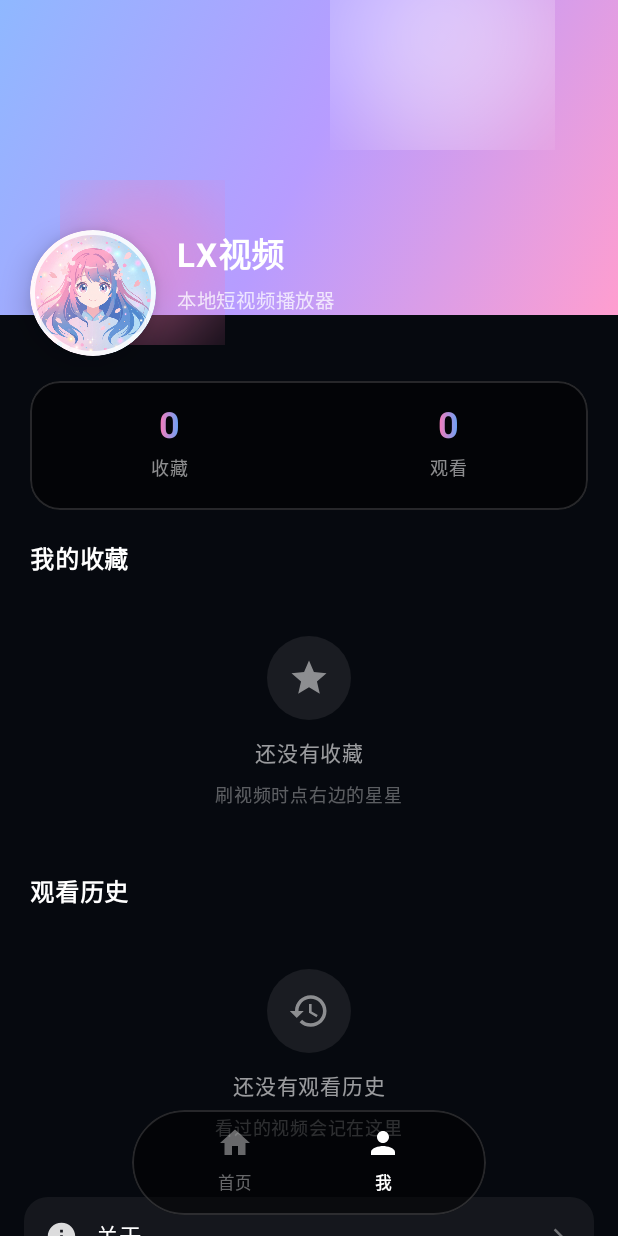
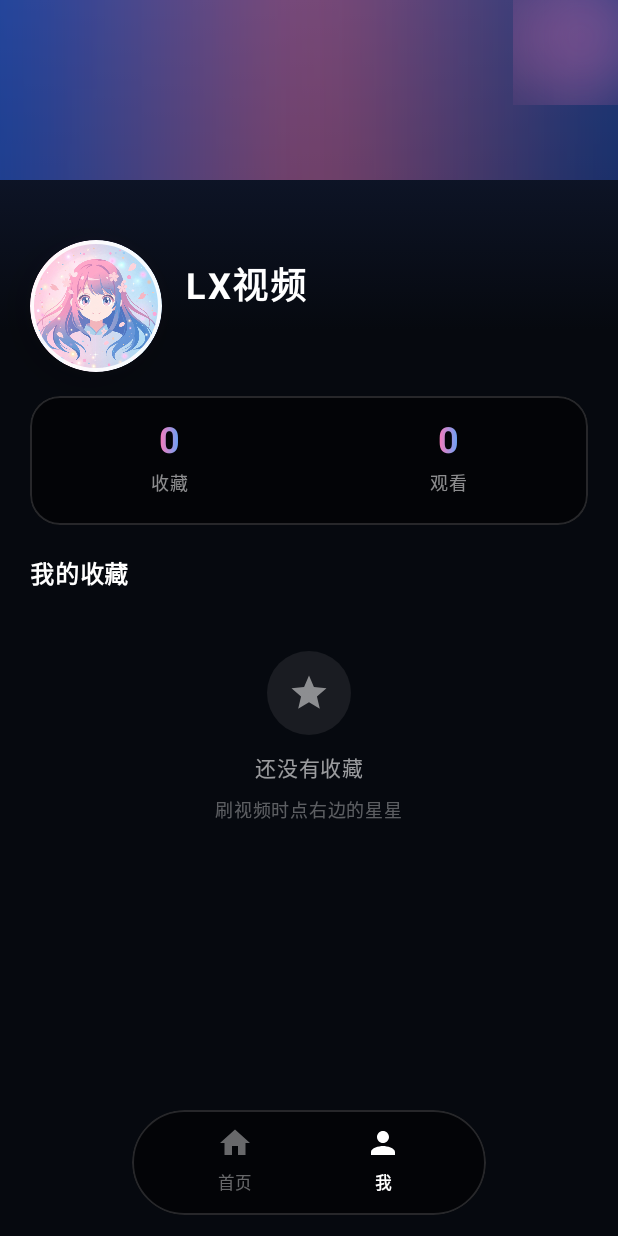
Before and after one commit to lyrnoxfan/lx-video, an Android app built with Jetpack Compose: the screen it shows after launch (MainActivity), after a tap on an icon or button, on a phone screen of 412 x 824 dp. Run offline under Robolectric (Android 15) with nearby library versions, the phone set to English and light mode, and no system bars.

Commit message:
v1.8.2: UI 优化
- 首页顶栏去掉 LX视频 文字
- 抽屉菜单美化（图标底、胶囊状态、装饰线），删除观看历史/关于
- 收藏弹窗去掉历史标签页
- 我页：删除本地短视频播放器副标题、观看历史、关于
- 我页头图重做：深色极光渐变替代旧粉蓝 flat 设计

```diff
--- a/app/build.gradle.kts
+++ b/app/build.gradle.kts
@@ -11,8 +11,8 @@ android {
         applicationId = "com.lyrnox.lxvideo"
         minSdk = 26
         targetSdk = 36
-        versionCode = 12
-        versionName = "1.8.1"
+        versionCode = 13
+        versionName = "1.8.2"
         // 注意: 密码直接 baked 进 APK（用户明确要求免登录）。
         // APK 和本仓库必须保持私有，不得公开或转发。
         buildConfigField("String", "PD_SERVER", "\"http://3.0.203.160:8080\"")
--- a/app/src/main/java/com/lyrnox/lxvideo/ui/MeScreen.kt
+++ b/app/src/main/java/com/lyrnox/lxvideo/ui/MeScreen.kt
@@ -4,7 +4,6 @@ import android.os.Build
 import androidx.compose.foundation.Image
 import androidx.compose.foundation.background
 import androidx.compose.foundation.border
-import androidx.compose.foundation.clickable
 import androidx.compose.foundation.layout.Box
 import androidx.compose.foundation.layout.Column
 import androidx.compose.foundation.layout.Row
@@ -19,25 +18,20 @@ import androidx.compose.foundation.layout.statusBarsPadding
 import androidx.compose.foundation.layout.width
 import androidx.compose.foundation.lazy.LazyColumn
 import androidx.compose.foundation.shape.CircleShape
-import androidx.compose.foundation.shape.RoundedCornerShape
 import androidx.compose.material.icons.Icons
-import androidx.compose.material.icons.filled.ChevronRight
-import androidx.compose.material.icons.filled.History
-import androidx.compose.material.icons.filled.Info
 import androidx.compose.material.icons.filled.Star
 import androidx.compose.material3.Icon
 import androidx.compose.material3.Text
 import androidx.compose.runtime.Composable
 import androidx.compose.runtime.collectAsState
 import androidx.compose.runtime.getValue
-import androidx.compose.runtime.mutableStateOf
 import androidx.compose.runtime.remember
-import androidx.compose.runtime.setValue
 import androidx.compose.ui.Alignment
 import androidx.compose.ui.Modifier
 import androidx.compose.ui.draw.blur
 import androidx.compose.ui.draw.clip
 import androidx.compose.ui.draw.shadow
+import androidx.compose.ui.graphics.Brush
 import androidx.compose.ui.graphics.Color
 import androidx.compose.ui.layout.ContentScale
 import androidx.compose.ui.platform.LocalContext
@@ -50,12 +44,10 @@ import com.lyrnox.lxvideo.R
 import com.lyrnox.lxvideo.data.VideoItem
 import com.lyrnox.lxvideo.data.VideoStore
 import com.lyrnox.lxvideo.ui.theme.Blue
-import com.lyrnox.lxvideo.ui.theme.MeHeaderBrush
 import com.lyrnox.lxvideo.ui.theme.Pink
 import com.lyrnox.lxvideo.ui.theme.PinkBlueBrush
 import com.lyrnox.lxvideo.ui.theme.glassDark
 import com.lyrnox.lxvideo.util.fmtSize
-import com.lyrnox.lxvideo.util.fmtTime
 
 /**
  * 「我」页面：粉蓝渐变头图 + 毛玻璃统计卡 + 圆角卡片列表。
@@ -70,32 +62,56 @@ fun MeScreen(
     val store = remember(ctx) { VideoStore.get(ctx) }
     val favIds by remember { store.favorites() }.collectAsState(initial = emptyList())
     val hist by remember { store.history() }.collectAsState(initial = emptyList())
-    var showAbout by remember { mutableStateOf(false) }
 
     LazyColumn(
         modifier = Modifier.fillMaxSize()
             .background(Color(0xFF06090F)),
     ) {
-        // 头图：粉蓝渐变 + 柔光色块
+        // 头图：深色极光渐变 + 柔光
         item {
             Box(
                 modifier = Modifier.fillMaxWidth()
-                    .height(210.dp)
-                    .background(MeHeaderBrush),
+                    .height(220.dp)
+                    .background(
+                        Brush.verticalGradient(
+                            listOf(
+                                Color(0xFF1A2340),
+                                Color(0xFF0E1528),
+                                Color(0xFF06090F),
+                            ),
+                        ),
+                    ),
             ) {
-                // 装饰柔光（Android 12+ 硬件模糊，低版本直接跳过）
+                // 极光色带：粉蓝柔光（Android 12+ 硬件模糊）
                 if (Build.VERSION.SDK_INT >= Build.VERSION_CODES.S) {
                     Box(
-                        Modifier.size(150.dp)
-                            .offset(x = 220.dp, y = (-50).dp)
-                            .blur(60.dp)
-                            .background(Color.White.copy(alpha = 0.45f), CircleShape),
+                        Modifier.fillMaxWidth()
+                            .height(120.dp)
+                            .blur(50.dp)
+                            .background(
+                                Brush.horizontalGradient(
+                                    listOf(
+                                        Blue.copy(alpha = 0.55f),
+                                        Pink.copy(alpha = 0.45f),
+                                        Blue.copy(alpha = 0.35f),
+                                    ),
+                                ),
+                            ),
                     )
+                    // 右上柔光点缀
                     Box(
-                        Modifier.size(110.dp)
-                            .offset(x = 40.dp, y = 120.dp)
-                            .blur(50.dp)
-                            .background(Pink.copy(alpha = 0.5f), CircleShape),
+                        Modifier.size(90.dp)
+                            .align(Alignment.TopEnd)
+                            .offset(x = 20.dp, y = (-20).dp)
+                            .blur(40.dp)
+                            .background(Pink.copy(alpha = 0.35f), CircleShape),
+                    )
+                } else {
+                    // 低版本降级：静态渐变条
+                    Box(
+                        modifier = Modifier.fillMaxWidth()
+                            .height(90.dp)
+                            .background(PinkBlueBrush.copy(alpha = 0.35f)),
                     )
                 }
                 // 头像 + 昵称
@@ -108,27 +124,22 @@ fun MeScreen(
                     Image(
                         painter = painterResource(R.drawable.avatar),
                         contentDescription = "头像",
-                        modifier = Modifier.size(84.dp)
-                            .shadow(12.dp, CircleShape)
+                        modifier = Modifier.size(88.dp)
+                            .shadow(16.dp, CircleShape, ambientColor = Pink.copy(alpha = 0.4f))
                             .clip(CircleShape)
-                            .border(3.dp, Color.White.copy(alpha = 0.85f), CircleShape),
+                            .border(2.5.dp, Color.White.copy(alpha = 0.9f), CircleShape),
                         contentScale = ContentScale.Crop,
                     )
-                    Spacer(Modifier.width(14.dp))
+                    Spacer(Modifier.width(16.dp))
                     Column(
-                        modifier = Modifier.padding(bottom = 26.dp),
+                        modifier = Modifier.padding(bottom = 30.dp),
                     ) {
                         Text(
                             "LX视频",
                             color = Color.White,
-                            fontSize = 22.sp,
+                            fontSize = 24.sp,
                             fontWeight = FontWeight.Bold,
-                        )
-                        Spacer(Modifier.size(2.dp))
-                        Text(
-                            "本地短视频播放器",
-                            color = Color.White.copy(alpha = 0.75f),
-                            fontSize = 13.sp,
+                            letterSpacing = 1.sp,
                         )
                     }
                 }
@@ -172,71 +183,8 @@ fun MeScreen(
             }
         }
 
-        // 观看历史
-        item { SectionTitle("观看历史") }
-        val hs = hist.mapNotNull { h -> videos.find { it.id == h.id }?.let { it to h } }
-        if (hs.isEmpty()) {
-            item {
-                EmptyHint(
-                    text = "还没有观看历史",
-                    subtitle = "看过的视频会记在这里",
-                    icon = Icons.Filled.History,
-                )
-            }
-        } else {
-            items(hs.size) { i ->
-                val (v, h) = hs[i]
-                val sub = buildString {
-                    append(fmtTime(h.ts))
-                    if (h.pos > 5000) append("  ·  看到 ${fmtMs(h.pos)}")
-                }
-                VideoEntryRow(
-                    title = v.name,
-                    subtitle = sub,
-                    onClick = { onPickVideo(v.id) },
-                )
-            }
-        }
-
-        // 关于
-        item {
-            Row(
-                modifier = Modifier.fillMaxWidth()
-                    .padding(horizontal = 16.dp, vertical = 6.dp)
-                    .clip(RoundedCornerShape(16.dp))
-                    .background(Color.White.copy(alpha = 0.06f))
-                    .clickable { showAbout = true }
-                    .padding(horizontal = 14.dp, vertical = 14.dp),
-                verticalAlignment = Alignment.CenterVertically,
-            ) {
-                Icon(
-                    Icons.Filled.Info,
-                    null,
-                    tint = Color.White.copy(alpha = 0.85f),
-                    modifier = Modifier.size(22.dp),
-                )
-                Spacer(Modifier.width(12.dp))
-                Text(
-                    "关于",
-                    color = Color.White,
-                    fontSize = 15.sp,
-                    fontWeight = FontWeight.Medium,
-                    modifier = Modifier.weight(1f),
-                )
-                Icon(
-                    Icons.Filled.ChevronRight,
-                    null,
-                    tint = Color.White.copy(alpha = 0.4f),
-                    modifier = Modifier.size(20.dp),
-                )
-            }
-        }
         // 底部悬浮导航预留
         item { Spacer(Modifier.height(110.dp)) }
-    }
-
-    if (showAbout) {
-        AboutDialog(onDismiss = { showAbout = false })
     }
 }
 
--- a/app/src/main/java/com/lyrnox/lxvideo/ui/VideoFeedScreen.kt
+++ b/app/src/main/java/com/lyrnox/lxvideo/ui/VideoFeedScreen.kt
@@ -43,8 +43,6 @@ import androidx.compose.material.icons.automirrored.filled.List
 import androidx.compose.material.icons.automirrored.filled.Redo
 import androidx.compose.material.icons.filled.Close
 import androidx.compose.material.icons.filled.Download
-import androidx.compose.material.icons.filled.History
-import androidx.compose.material.icons.filled.Info
 import androidx.compose.material.icons.filled.IosShare
 import androidx.compose.material.icons.filled.Menu
 import androidx.compose.material.icons.filled.PlayArrow
@@ -67,8 +65,6 @@ import androidx.compose.material3.NavigationDrawerItem
 import androidx.compose.material3.NavigationDrawerItemDefaults
 import androidx.compose.material3.Slider
 import androidx.compose.material3.SliderDefaults
-import androidx.compose.material3.Tab
-import androidx.compose.material3.TabRow
 import androidx.compose.material3.Text
 import androidx.compose.material3.TextButton
 import androidx.compose.material3.TextField
@@ -237,8 +233,6 @@ fun VideoFeedScreen(
     var query by remember { mutableStateOf("") }
     var showList by remember { mutableStateOf(false) }
     var showLib by remember { mutableStateOf(false) }
-    var libTab by remember { mutableStateOf(0) }
-    var showAbout by remember { mutableStateOf(false) }
     // 控制层（顶栏/右侧栏/底部条）显隐：点按显示，播放中 3 秒无操作自动淡出
     var controlsVisible by remember { mutableStateOf(true) }
 
@@ -267,7 +261,6 @@ fun VideoFeedScreen(
         if (isFullscreen) {
             showList = false
             showLib = false
-            showAbout = false
             searching = false
             controlsVisible = false
             fsControlsVisible = true
@@ -319,11 +312,10 @@ fun VideoFeedScreen(
         }
     }
 
-    /** 打开抽屉里的列表弹窗：先关抽屉再弹 */
-    fun openSheet(tab: Int) {
+    /** 打开抽屉里的收藏弹窗：先关抽屉再弹 */
+    fun openSheet() {
         scope.launch {
             drawerState.close()
-            libTab = tab
             showLib = true
         }
     }
@@ -350,18 +342,31 @@ fun VideoFeedScreen(
                             ),
                         ),
                 ) {
-                // 抽屉头部：粉蓝渐变标题
+                // 抽屉头部：粉蓝渐变标题 + 装饰线
+                Column(
+                    modifier = Modifier.padding(horizontal = 20.dp, vertical = 20.dp),
+                ) {
                     Text(
                         "LX视频",
-                    fontSize = 20.sp,
+                        fontSize = 24.sp,
                         fontWeight = FontWeight.Bold,
                         style = TextStyle(
                             brush = PinkBlueBrush,
                         ),
-                    modifier = Modifier.padding(horizontal = 20.dp, vertical = 16.dp),
+                        letterSpacing = 1.sp,
                     )
-                HorizontalDivider(color = Color.White.copy(alpha = 0.12f))
-                Spacer(Modifier.height(8.dp))
+                    Spacer(Modifier.height(6.dp))
+                    Box(
+                        modifier = Modifier.width(36.dp).height(3.dp)
+                            .clip(RoundedCornerShape(2.dp))
+                            .background(PinkBlueBrush),
+                    )
+                }
+                HorizontalDivider(
+                    color = Color.White.copy(alpha = 0.08f),
+                    modifier = Modifier.padding(horizontal = 20.dp),
+                )
+                Spacer(Modifier.height(12.dp))
                 DrawerRow(
                     icon = Icons.Filled.Shuffle,
                     label = "播放顺序",
@@ -387,20 +392,7 @@ fun VideoFeedScreen(
                 DrawerRow(
                     icon = Icons.Filled.Star,
                     label = "我的收藏",
-                    onClick = { openSheet(0) },
-                )
-                DrawerRow(
-                    icon = Icons.Filled.History,
-                    label = "观看历史",
-                    onClick = { openSheet(1) },
-                )
-                DrawerRow(
-                    icon = Icons.Filled.Info,
-                    label = "关于",
-                    onClick = {
-                        scope.launch { drawerState.close() }
-                        showAbout = true
-                    },
+                    onClick = { openSheet() },
                 )
                 }
             }
@@ -479,13 +471,6 @@ fun VideoFeedScreen(
                             IconButton(onClick = { scope.launch { drawerState.open() } }) {
                                 Icon(Icons.Filled.Menu, "菜单", tint = Color.White)
                             }
-                            Spacer(Modifier.weight(1f))
-                            Text(
-                                "LX视频",
-                                color = Color.White.copy(alpha = 0.85f),
-                                fontSize = 15.sp,
-                                fontWeight = FontWeight.SemiBold,
-                            )
                             Spacer(Modifier.weight(1f))
                             IconButton(onClick = { searching = true }) {
                                 Icon(Icons.Filled.Search, "搜索", tint = Color.White)
@@ -579,25 +564,14 @@ fun VideoFeedScreen(
                 }
             }
 
-            // 收藏 / 历史二合一弹窗
+            // 收藏弹窗
             if (showLib && videos.isNotEmpty()) {
                 VideoListSheet(
-                    title = null,
+                    title = "我的收藏",
                     onDismiss = { showLib = false },
                 ) {
                     item {
-                        TabRow(
-                            selectedTabIndex = libTab,
-                            containerColor = Color.Transparent,
-                            contentColor = Color.White,
-                        ) {
-                            Tab(selected = libTab == 0, onClick = { libTab = 0 }, text = { Text("收藏") })
-                            Tab(selected = libTab == 1, onClick = { libTab = 1 }, text = { Text("历史") })
-                        }
-                    }
-                    item {
                         LibEntries(
-                            tab = libTab,
                             videos = videos,
                             store = store,
                             onPick = { jumpTo(it) },
@@ -605,10 +579,6 @@ fun VideoFeedScreen(
                     }
                     item { Spacer(Modifier.height(24.dp)) }
                 }
-            }
-
-            if (showAbout) {
-                AboutDialog(onDismiss = { showAbout = false })
             }
         }
     }
@@ -625,26 +595,56 @@ private fun DrawerRow(
     NavigationDrawerItem(
         label = {
             Row(verticalAlignment = Alignment.CenterVertically) {
-                Text(label, color = Color.White, fontSize = 15.sp, modifier = Modifier.weight(1f))
+                Text(
+                    label,
+                    color = Color.White.copy(alpha = 0.92f),
+                    fontSize = 15.sp,
+                    fontWeight = FontWeight.Medium,
+                    modifier = Modifier.weight(1f),
+                )
                 if (trailing != null) {
-                    // 状态文字用粉蓝渐变
+                    // 状态胶囊：粉蓝渐变描边
+                    Box(
+                        modifier = Modifier
+                            .border(
+                                1.dp,
+                                PinkBlueBrush,
+                                RoundedCornerShape(999.dp),
+                            )
+                            .padding(horizontal = 10.dp, vertical = 4.dp),
+                    ) {
                         Text(
                             trailing,
-                        fontSize = 13.sp,
-                        fontWeight = FontWeight.Medium,
+                            fontSize = 12.sp,
+                            fontWeight = FontWeight.SemiBold,
                             style = TextStyle(brush = PinkBlueBrush),
                         )
                     }
                 }
+            }
         },
-        icon = { Icon(icon, null, tint = Color.White.copy(alpha = 0.85f), modifier = Modifier.size(24.dp)) },
+        icon = {
+            // 图标底：柔和圆角方块
+            Box(
+                modifier = Modifier.size(38.dp)
+                    .clip(RoundedCornerShape(12.dp))
+                    .background(Color.White.copy(alpha = 0.08f)),
+                contentAlignment = Alignment.Center,
+            ) {
+                Icon(
+                    icon,
+                    null,
+                    tint = Color.White.copy(alpha = 0.9f),
+                    modifier = Modifier.size(20.dp),
+                )
+            }
+        },
         selected = false,
         onClick = onClick,
         colors = NavigationDrawerItemDefaults.colors(
             unselectedContainerColor = Color.Transparent,
         ),
-        // 统一 56dp 行高；按压涟漪为 NavigationDrawerItem 内置反馈
-        modifier = Modifier.padding(horizontal = 8.dp).height(56.dp),
+        modifier = Modifier.padding(horizontal = 12.dp, vertical = 2.dp).height(60.dp),
     )
 }
 
@@ -683,17 +683,14 @@ private fun VideoListSheet(
     }
 }
 
-/** 收藏/历史条目列表（供抽屉弹窗和"我"页复用逻辑） */
+/** 收藏条目列表（抽屉弹窗用） */
 @Composable
 private fun LibEntries(
-    tab: Int,
     videos: List<VideoItem>,
     store: VideoStore,
     onPick: (String) -> Unit,
 ) {
     val favIds by remember { store.favorites() }.collectAsState(initial = emptyList())
-    val hist by remember { store.history() }.collectAsState(initial = emptyList())
-    if (tab == 0) {
     val favs = remember(favIds, videos) {
         favIds.mapNotNull { id -> videos.find { it.id == id } }
     }
@@ -711,54 +708,6 @@ private fun LibEntries(
             )
         }
     }
-    } else {
-        val hs = remember(hist, videos) {
-            hist.mapNotNull { h -> videos.find { it.id == h.id }?.let { it to h } }
-        }
-        if (hs.isEmpty()) {
-            EmptyHint("还没有观看历史")
-        } else {
-            hs.forEach { (v, h) ->
-                val sub = buildString {
-                    append(fmtSize(v.size))
-                    append("  ·  ${fmtTime(h.ts)}")
-                    if (h.pos > 5000) append("  ·  看到 ${fmtFeedMs(h.pos)}")
-                }
-                VideoEntryRow(
-                    title = v.name,
-                    subtitle = sub,
-                    onClick = { onPick(v.id) },
-                )
-            }
-        }
-    }
-}
-
-/** 关于弹窗：只说真实情况，不虚构功能 */
-@Composable
-fun AboutDialog(onDismiss: () -> Unit) {
-    AlertDialog(
-        onDismissRequest = onDismiss,
-        confirmButton = {
-            GlassTextButton("知道了", onClick = onDismiss)
-        },
-        title = {
-            Text(
-                "关于",
-                style = TextStyle(brush = PinkBlueBrush, fontWeight = FontWeight.Bold, fontSize = 18.sp),
-            )
-        },
-        text = {
-            Text(
-                "LX视频 v1.6.0\n本地短视频播放器，视频来自你的 Polydrive。\n收藏 / 观看历史只保存在本机，不上传。",
-                color = Color.White.copy(alpha = 0.75f),
-                fontSize = 13.sp,
-                lineHeight = 20.sp,
-            )
-        },
-        containerColor = Color(0xFF0D1420).copy(alpha = 0.96f),
-        shape = RoundedCornerShape(24.dp),
-    )
 }
 
 /** 右侧操作栏按钮：毛玻璃圆钮 + 下方小字计数，激活态带光晕 */
```
Lines whose indentation alone changed are shown as unchanged.
